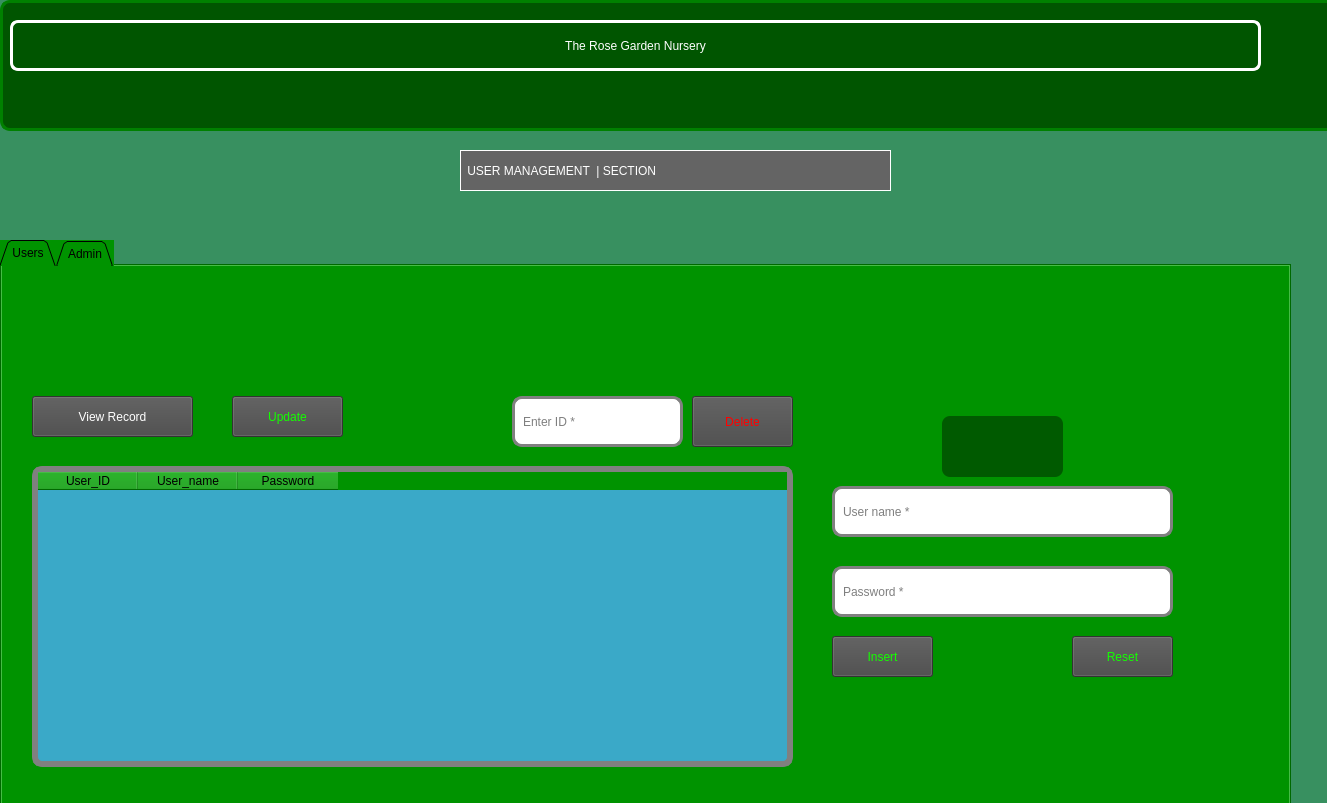
First picture: the form in adduser.ui, repository Rabsoninnora/RoseGardenPlantCareSystem, before the edit.
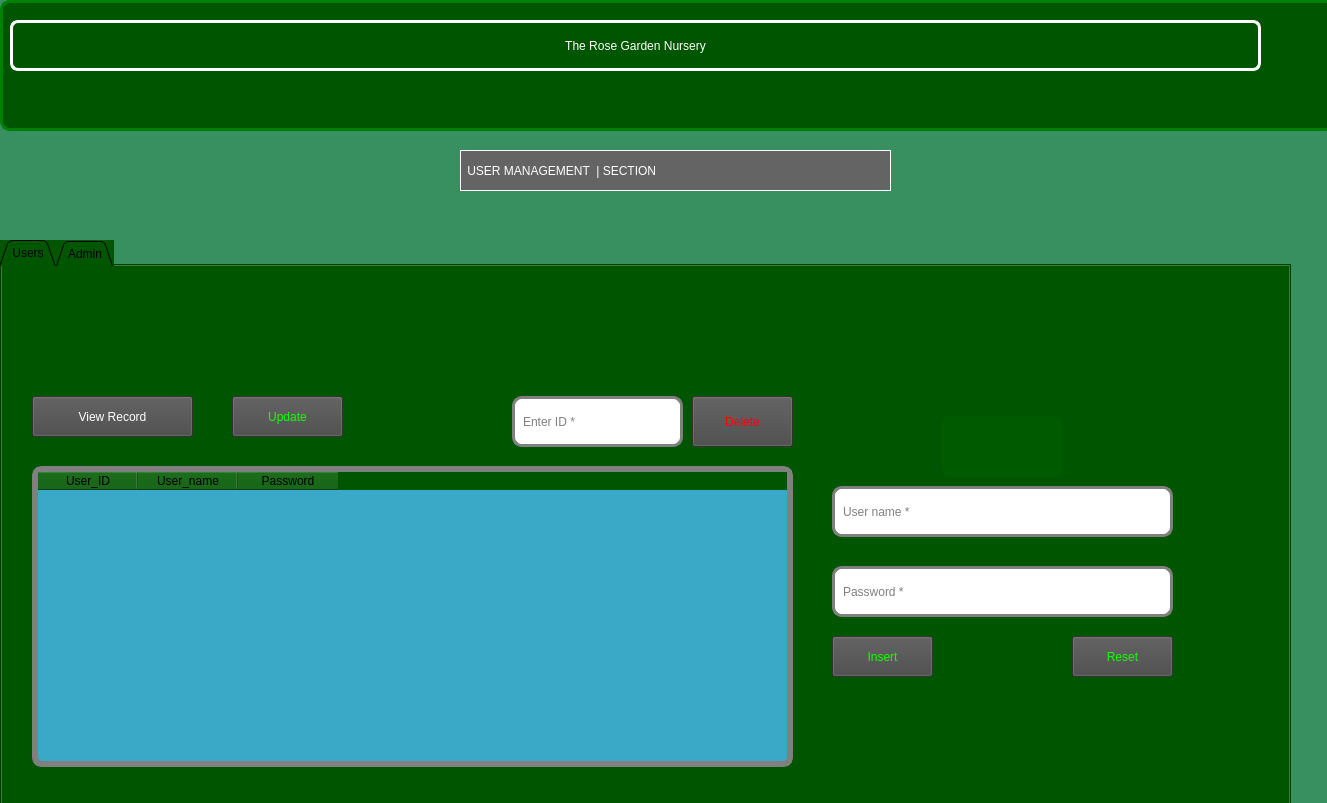
Second picture: the form after the edit. The open tabs and pages were chosen to show the change. Icons and pictures are not drawn.

Commit message: modified plantdetail.ui to take sales

```diff
--- a/adduser.ui
+++ b/adduser.ui
@@ -83,10 +83,10 @@
     </rect>
    </property>
    <property name="styleSheet">
-    <string notr="true">
+    <string notr="true">  background-color: rgb(0, 85, 0);
 
 
-background-color: rgb(0, 147, 0);
+
 </string>
    </property>
    <property name="tabPosition">
```
Left out of the diff: 2 changed lines with no effect on the pictures. The commit also changes 6 other files.
